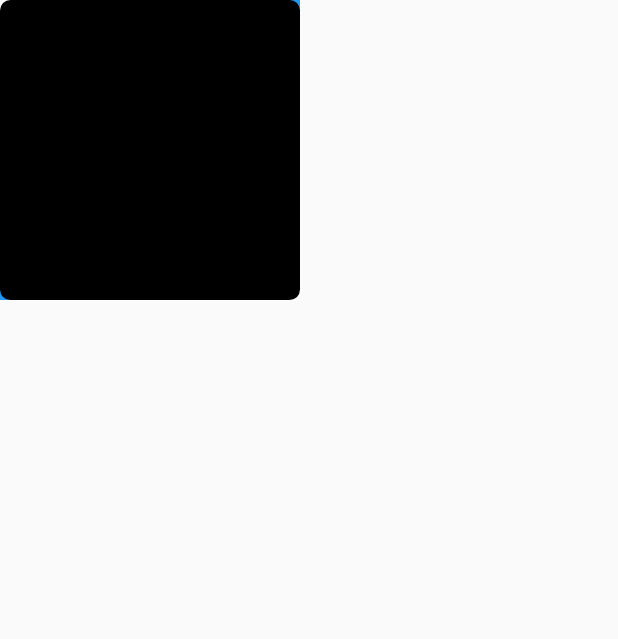
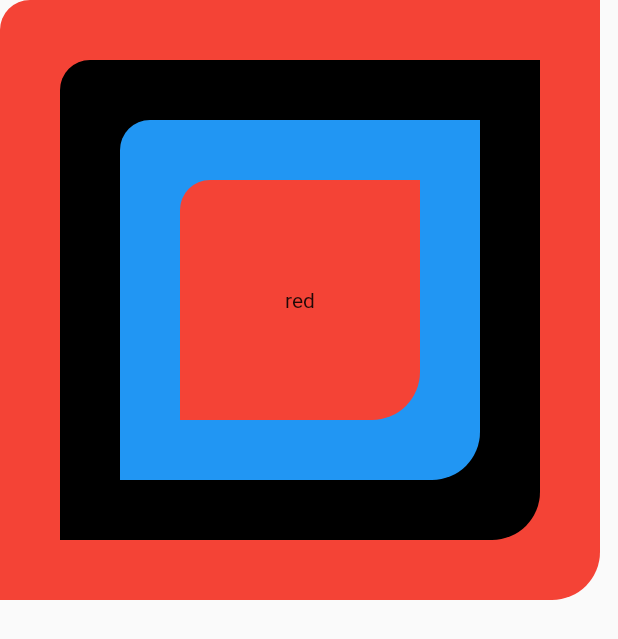
Before and after one commit to ula24/uiux, a Flutter app: the screen it shows after launch, on a phone screen of 412 x 824 dp. Shown: the top 639 px of the screen. Run offline on Flutter 3.47's test engine with Material 2 defaults, Android fonts, the phone set to English and light mode, and no system bars.

Commit message:
container inside container

```diff
--- a/lib/main.dart
+++ b/lib/main.dart
@@ -14,26 +14,41 @@ class MyApp extends StatelessWidget {
     return MaterialApp(
         home: Scaffold(
           body: SafeArea(
+            child:Container(
+              width: 400,
+              height: 400,
+              padding: EdgeInsets.all(40),
+              decoration: const BoxDecoration(
+                  color: Colors.red,
+                  borderRadius: BorderRadius.only(topLeft:Radius.circular(20),topRight: Radius.circular(0),bottomLeft: Radius.circular(0),bottomRight: Radius.circular(32))),
 
-            child:Container(
-              width: 200,
-              height: 200,
+              child: Container(
+                width: 150,
+                height: 150,
+                padding: EdgeInsets.all(40),
                 decoration: const BoxDecoration(
-                    color: Colors.blue,
+                    color: Colors.black,
                     borderRadius: BorderRadius.only(topLeft:Radius.circular(20),topRight: Radius.circular(0),bottomLeft: Radius.circular(0),bottomRight: Radius.circular(32))),
-            child:Container(
-              width: 150,
-              height: 150,
-              decoration: const BoxDecoration(
-                  color: Colors.black,
-                  borderRadius: BorderRadius.only(topLeft:Radius.circular(7),topRight: Radius.circular(7),bottomLeft: Radius.circular(7),bottomRight: Radius.circular(7))),
-            )
+
+                child: Container(
+                  width: 100,
+                  height: 100,
+                  padding: EdgeInsets.all(40),
+                  decoration: const BoxDecoration(
+                      color: Colors.blue,
+                      borderRadius: BorderRadius.only(topLeft:Radius.circular(20),topRight: Radius.circular(0),bottomLeft: Radius.circular(0),bottomRight: Radius.circular(32))),
+
+                  child: Container(
+                    width: 50,
+                    height: 50,
+                      decoration: const BoxDecoration(
+                          color: Colors.red,
+                          borderRadius: BorderRadius.only(topLeft:Radius.circular(20),topRight: Radius.circular(0),bottomLeft: Radius.circular(0),bottomRight: Radius.circular(32))),
+                    child:Center(child: Text('red')) ,
+                  ),
+                ),
+              ),
             ),
-
-
-
-
-                //child: Center(child: Text('red')),),
             ) ,
           ),
 
```
